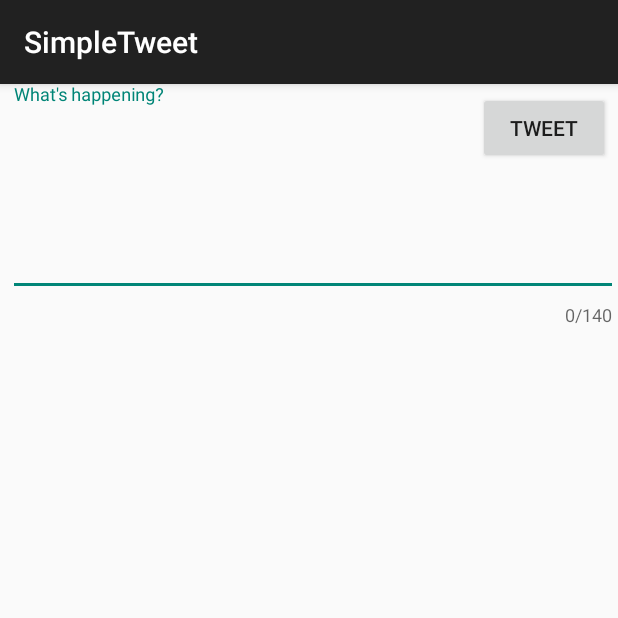
After one commit to fionamei/TwitterAndroid, an Android app: the ComposeActivity screen opened directly, with no data from a screen before it, on a phone screen of 412 x 824 dp, the top half of it. The commit adds this screen. Run offline under Robolectric (Android 15) with nearby library versions, the phone set to English and light mode, and no system bars.

Commit message:
created the basics for composing a tweet, cannot send it yet

```diff
--- a/Twitter/app/src/main/AndroidManifest.xml
+++ b/Twitter/app/src/main/AndroidManifest.xml
@@ -13,6 +13,9 @@
         android:icon="@drawable/ic_launcher"
         android:label="@string/app_name"
         android:theme="@style/AppTheme">
+        <activity
+            android:name=".ComposeActivity"
+            android:exported="false" />
         <activity
             android:name=".TimelineActivity"
             android:exported="false" />
--- /dev/null
+++ b/Twitter/app/src/main/java/com/codepath/apps/restclienttemplate/ComposeActivity.java
@@ -0,0 +1,45 @@
+package com.codepath.apps.restclienttemplate;
+
+import androidx.appcompat.app.AppCompatActivity;
+
+import android.os.Bundle;
+import android.view.View;
+import android.widget.Button;
+import android.widget.EditText;
+import android.widget.Toast;
+
+public class ComposeActivity extends AppCompatActivity {
+
+    EditText etCompose;
+    Button btnTweet;
+
+    @Override
+    protected void onCreate(Bundle savedInstanceState) {
+        super.onCreate(savedInstanceState);
+        setContentView(R.layout.activity_compose);
+
+        etCompose = findViewById(R.id.etCompose);
+        btnTweet = findViewById(R.id.btnTweet);
+
+        // set click listener on button
+        btnTweet.setOnClickListener(new View.OnClickListener() {
+            @Override
+            public void onClick(View view) {
+                String tweetContent = etCompose.getText().toString();
+                if (tweetContent.isEmpty()) {
+                    Toast.makeText(ComposeActivity.this, "Sorry, your tweet cannot be empty", Toast.LENGTH_LONG).show();
+                    return;
+                }
+                if (tweetContent.length() > 140) {
+                    Toast.makeText(ComposeActivity.this, "Sorry, your tweet is too long", Toast.LENGTH_LONG).show();
+                    return;
+                }
+                Toast.makeText(ComposeActivity.this, tweetContent, Toast.LENGTH_LONG).show();
+                // make api call to twitter to publish the tweet
+
+
+            }
+        });
+
+    }
+}
--- /dev/null
+++ b/Twitter/app/src/main/res/layout/activity_compose.xml
@@ -0,0 +1,42 @@
+<?xml version="1.0" encoding="utf-8"?>
+<RelativeLayout
+    xmlns:android="http://schemas.android.com/apk/res/android"
+    xmlns:app="http://schemas.android.com/apk/res-auto"
+    xmlns:tools="http://schemas.android.com/tools"
+    android:layout_width="match_parent"
+    android:layout_height="match_parent"
+    tools:context=".ComposeActivity">
+
+    <com.google.android.material.textfield.TextInputLayout
+        android:layout_width="match_parent"
+        android:layout_height="wrap_content"
+        app:counterEnabled="true"
+        app:counterMaxLength="140"
+        >
+
+        <EditText
+            android:id="@+id/etCompose"
+            android:layout_width="match_parent"
+            android:layout_height="wrap_content"
+            android:layout_marginStart="5dp"
+            android:layout_marginTop="5dp"
+            android:ems="10"
+            android:gravity="start|top"
+            android:hint="@string/what_s_happening"
+            android:inputType="textMultiLine"
+            android:minLines="5" />
+
+    </com.google.android.material.textfield.TextInputLayout>
+
+    <Button
+        android:id="@+id/btnTweet"
+        android:layout_width="wrap_content"
+        android:layout_height="wrap_content"
+        android:layout_below="@+id/etCompose"
+        android:layout_alignParentEnd="true"
+        android:layout_marginTop="5dp"
+        android:layout_marginEnd="5dp"
+        android:text="@string/tweet" />
+
+
+</RelativeLayout>
--- a/Twitter/app/src/main/res/values/strings.xml
+++ b/Twitter/app/src/main/res/values/strings.xml
@@ -5,5 +5,9 @@
     <string name="login_label">Log in</string>
     <string name="intent_scheme">oauth</string>
     <string name="intent_host">cprest</string>
+    <string name="tweet">Tweet</string>
+    <string name="what_s_happening">What\'s happening?</string>
+    <string name="logout">Logout</string>
+    <string name="compose">Compose</string>
 
 </resources>
```
Also changed, not shown: Twitter/app/src/main/java/com/codepath/apps/restclienttemplate/TimelineActivity.java (+26 -8 lines), Twitter/app/src/main/res/layout/activity_timeline.xml (+8 -8 lines), Twitter/app/src/main/res/menu/menu_main.xml (added, +16 -0 lines).
